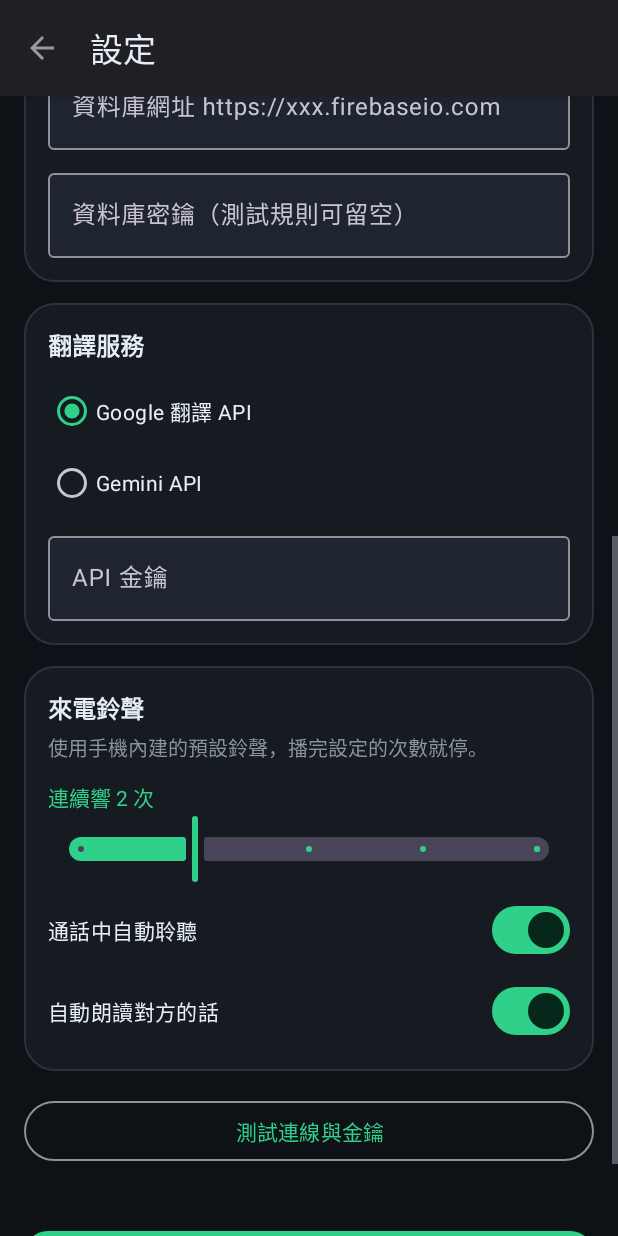
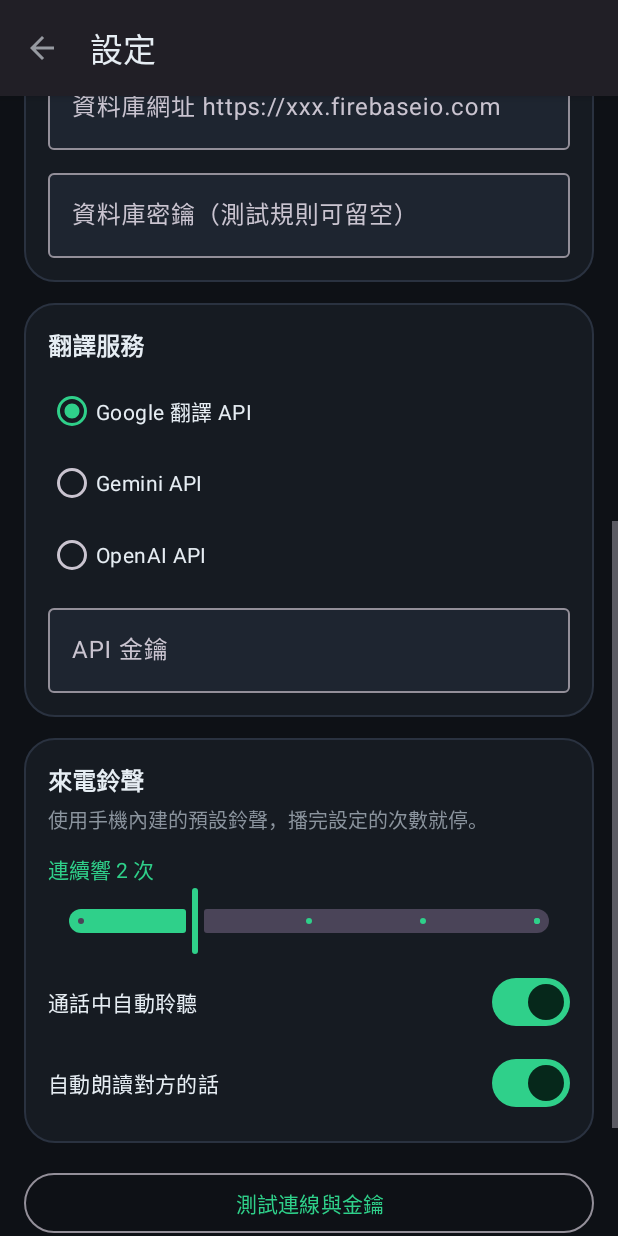
Before and after one commit to hsienchenglu/hsienchenglu, an Android app: the SettingsActivity screen opened directly, with no data from a screen before it, scrolled down 532 dp, on a phone screen of 412 x 824 dp. Run offline under Robolectric (Android 15) with nearby library versions, the phone set to English and light mode, and no system bars.

Commit message:
翻譯服務新增 OpenAI 選項
Android 版與網頁版都可以改用 OpenAI 的金鑰翻譯，預設模型 gpt-4o-mini。

- TranslateClient 與網頁前端各自新增 OpenAI 分支，設定頁多一個選項
- Netlify 代理函式支援 TRANSLATE_PROVIDER=openai，
  並可用 TRANSLATE_MODEL 指定模型
- README 補上三種服務的延遲與語氣取捨

Co-Authored-By: Claude Fable 5 <noreply@anthropic.com>
Claude-Session: https://claude.ai/code/session_01LxQMXGsNyaa3QzxGPgMmCZ

```diff
--- a/app/src/main/java/com/hsienchenglu/zhidtalk/Prefs.kt
+++ b/app/src/main/java/com/hsienchenglu/zhidtalk/Prefs.kt
@@ -34,7 +34,7 @@ class Prefs(context: Context) {
         get() = sp.getString(K_DB_SECRET, "") ?: ""
         set(v) = sp.edit().putString(K_DB_SECRET, v.trim()).apply()
 
-    /** 翻譯服務供應商：google（Cloud Translation v2）或 gemini */
+    /** 翻譯服務供應商：google（Cloud Translation v2）、gemini 或 openai */
     var translateProvider: String
         get() = sp.getString(K_TR_PROVIDER, PROVIDER_GOOGLE) ?: PROVIDER_GOOGLE
         set(v) = sp.edit().putString(K_TR_PROVIDER, v).apply()
@@ -64,6 +64,7 @@ class Prefs(context: Context) {
     companion object {
         const val PROVIDER_GOOGLE = "google"
         const val PROVIDER_GEMINI = "gemini"
+        const val PROVIDER_OPENAI = "openai"
 
         private const val K_MY_ACCOUNT = "my_account"
         private const val K_PEER_ACCOUNT = "peer_account"
--- a/app/src/main/java/com/hsienchenglu/zhidtalk/SettingsActivity.kt
+++ b/app/src/main/java/com/hsienchenglu/zhidtalk/SettingsActivity.kt
@@ -38,10 +38,10 @@ class SettingsActivity : AppCompatActivity() {
         b.editApiKey.setText(prefs.translateKey)
 
         if (prefs.myLang == Lang.ZH) b.radioZh.isChecked = true else b.radioId.isChecked = true
-        if (prefs.translateProvider == Prefs.PROVIDER_GEMINI) {
-            b.radioGemini.isChecked = true
-        } else {
-            b.radioGoogle.isChecked = true
+        when (prefs.translateProvider) {
+            Prefs.PROVIDER_GEMINI -> b.radioGemini.isChecked = true
+            Prefs.PROVIDER_OPENAI -> b.radioOpenai.isChecked = true
+            else -> b.radioGoogle.isChecked = true
         }
 
         b.sliderRing.value = prefs.ringRepeat.toFloat()
@@ -68,8 +68,11 @@ class SettingsActivity : AppCompatActivity() {
         prefs.dbSecret = b.editDbSecret.text?.toString()?.trim().orEmpty()
         prefs.translateKey = b.editApiKey.text?.toString()?.trim().orEmpty()
         prefs.myLang = if (b.radioZh.isChecked) Lang.ZH else Lang.ID
-        prefs.translateProvider =
-            if (b.radioGemini.isChecked) Prefs.PROVIDER_GEMINI else Prefs.PROVIDER_GOOGLE
+        prefs.translateProvider = when {
+            b.radioGemini.isChecked -> Prefs.PROVIDER_GEMINI
+            b.radioOpenai.isChecked -> Prefs.PROVIDER_OPENAI
+            else -> Prefs.PROVIDER_GOOGLE
+        }
         prefs.ringRepeat = b.sliderRing.value.toInt()
         prefs.autoListen = b.switchAutoListen.isChecked
         prefs.autoSpeak = b.switchAutoSpeak.isChecked
--- a/app/src/main/res/layout/activity_settings.xml
+++ b/app/src/main/res/layout/activity_settings.xml
@@ -191,6 +191,13 @@
                     android:layout_height="wrap_content"
                     android:text="@string/provider_gemini"
                     android:textColor="@color/text_primary" />
+
+                <RadioButton
+                    android:id="@+id/radioOpenai"
+                    android:layout_width="match_parent"
+                    android:layout_height="wrap_content"
+                    android:text="@string/provider_openai"
+                    android:textColor="@color/text_primary" />
             </RadioGroup>
 
             <com.google.android.material.textfield.TextInputLayout
--- a/app/src/main/res/values/strings.xml
+++ b/app/src/main/res/values/strings.xml
@@ -64,6 +64,7 @@
     <string name="settings_translate">翻譯服務</string>
     <string name="provider_google">Google 翻譯 API</string>
     <string name="provider_gemini">Gemini API</string>
+    <string name="provider_openai">OpenAI API</string>
     <string name="api_key_hint">API 金鑰</string>
     <string name="settings_ring">來電鈴聲</string>
     <string name="settings_ring_desc">使用手機內建的預設鈴聲，播完設定的次數就停。</string>
```
Also changed, not shown: app/src/main/java/com/hsienchenglu/zhidtalk/TranslateClient.kt (+40 -0 lines), 4 other files.
